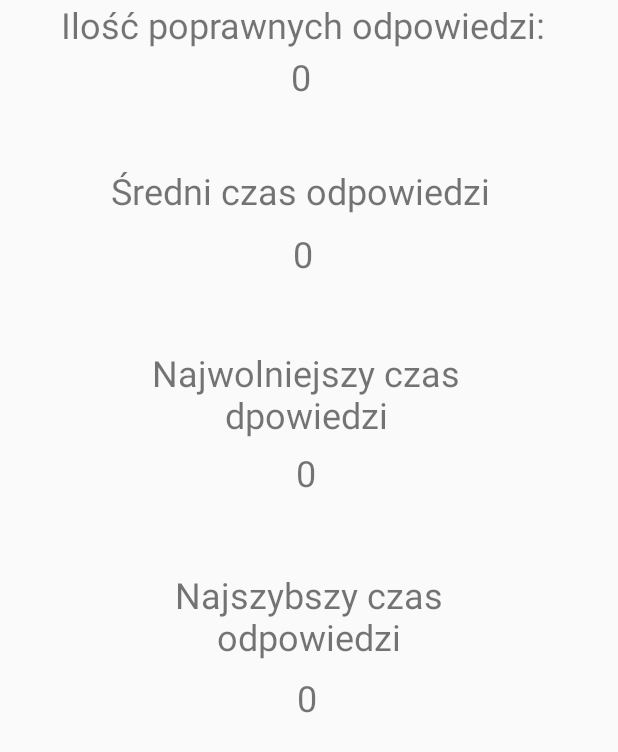
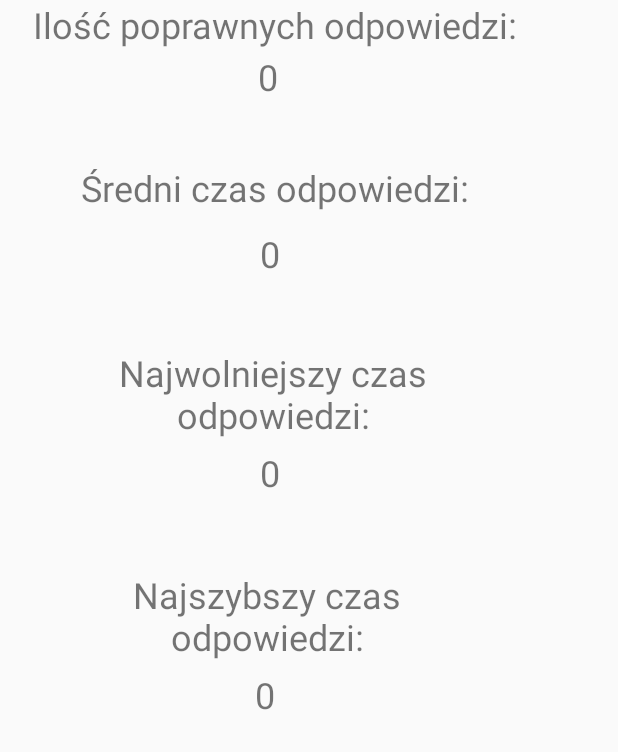
Before and after one commit to AdamStrzelec/CzasReakcji, an Android app: the ResultActivity screen opened directly, with no data from a screen before it, on a phone screen of 412 x 824 dp. Shown: the top 752 px of the screen. Run offline under Robolectric (Android 15) with nearby library versions, the phone set to English and light mode, and no system bars.

Commit message:
wyrownanie rezutlatow

```diff
--- a/app/src/main/res/layout/content_reslt.xml
+++ b/app/src/main/res/layout/content_reslt.xml
@@ -12,7 +12,7 @@
         android:id="@+id/textView2"
         android:layout_width="wrap_content"
         android:layout_height="wrap_content"
-        android:layout_x="41dp"
+        android:layout_x="22dp"
         android:layout_y="0dp"
         android:text="Ilość poprawnych odpowiedzi:"
         android:textSize="24sp"
@@ -23,7 +23,7 @@
         android:id="@+id/correctCount"
         android:layout_width="wrap_content"
         android:layout_height="wrap_content"
-        android:layout_x="194dp"
+        android:layout_x="172dp"
         android:layout_y="35dp"
         android:text="0"
         android:textSize="24sp"
@@ -34,9 +34,9 @@
         android:id="@+id/average"
         android:layout_width="308dp"
         android:layout_height="38dp"
-        android:layout_x="46dp"
-        android:layout_y="111dp"
-        android:text="Średni czas odpowiedzi"
+        android:layout_x="29dp"
+        android:layout_y="109dp"
+        android:text="Średni czas odpowiedzi:"
         android:textAlignment="center"
         android:textSize="24sp"
         tools:layout_editor_absoluteX="167dp"
@@ -46,7 +46,7 @@
         android:id="@+id/averageTime"
         android:layout_width="304dp"
         android:layout_height="41dp"
-        android:layout_x="50dp"
+        android:layout_x="28dp"
         android:layout_y="153dp"
         android:text="0"
         android:textAlignment="center"
@@ -58,9 +58,9 @@
         android:id="@+id/slowest"
         android:layout_width="308dp"
         android:layout_height="64dp"
-        android:layout_x="50dp"
+        android:layout_x="28dp"
         android:layout_y="232dp"
-        android:text="Najwolniejszy czas dpowiedzi"
+        android:text="Najwolniejszy czas odpowiedzi:"
         android:textAlignment="center"
         android:textSize="24sp"
         tools:layout_editor_absoluteX="52dp"
@@ -70,7 +70,7 @@
         android:id="@+id/slowestTime"
         android:layout_width="304dp"
         android:layout_height="43dp"
-        android:layout_x="52dp"
+        android:layout_x="28dp"
         android:layout_y="299dp"
         android:text="0"
         android:textAlignment="center"
@@ -82,9 +82,9 @@
         android:id="@+id/fastest"
         android:layout_width="300dp"
         android:layout_height="62dp"
-        android:layout_x="56dp"
+        android:layout_x="28dp"
         android:layout_y="380dp"
-        android:text="Najszybszy czas odpowiedzi"
+        android:text="Najszybszy czas odpowiedzi:"
         android:textAlignment="center"
         android:textSize="24sp"
         tools:layout_editor_absoluteX="47dp"
@@ -94,8 +94,8 @@
         android:id="@+id/fastestTime"
         android:layout_width="293dp"
         android:layout_height="51dp"
-        android:layout_x="58dp"
-        android:layout_y="449dp"
+        android:layout_x="30dp"
+        android:layout_y="447dp"
         android:text="0"
         android:textAlignment="center"
         android:textSize="24sp"
```
